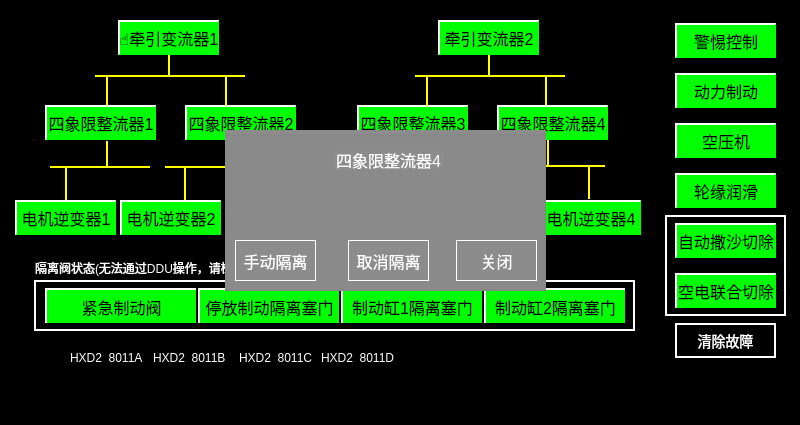
The window that settng_bypass.ui (mayue-crrc/Loco8) describes before a commit, drawn with Qt 5.
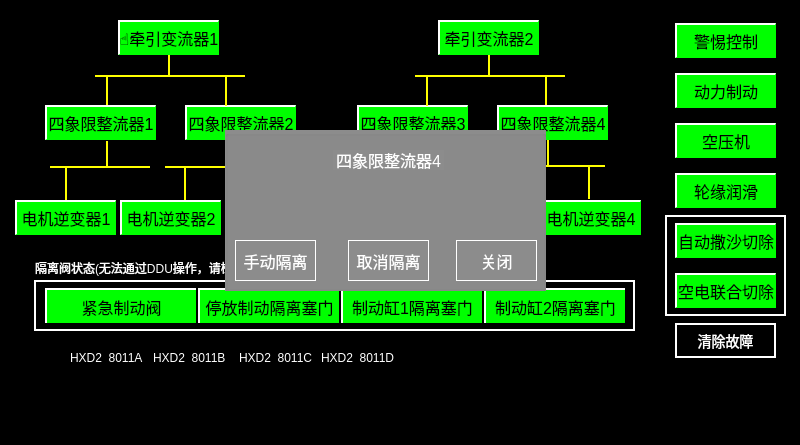
The same window after the commit. Icons and pictures are not drawn.

Diff of the .ui file:
```diff
--- a/settng_bypass.ui
+++ b/settng_bypass.ui
@@ -7,7 +7,7 @@
     <x>0</x>
     <y>0</y>
     <width>800</width>
-    <height>425</height>
+    <height>445</height>
    </rect>
   </property>
   <property name="windowTitle">
```
